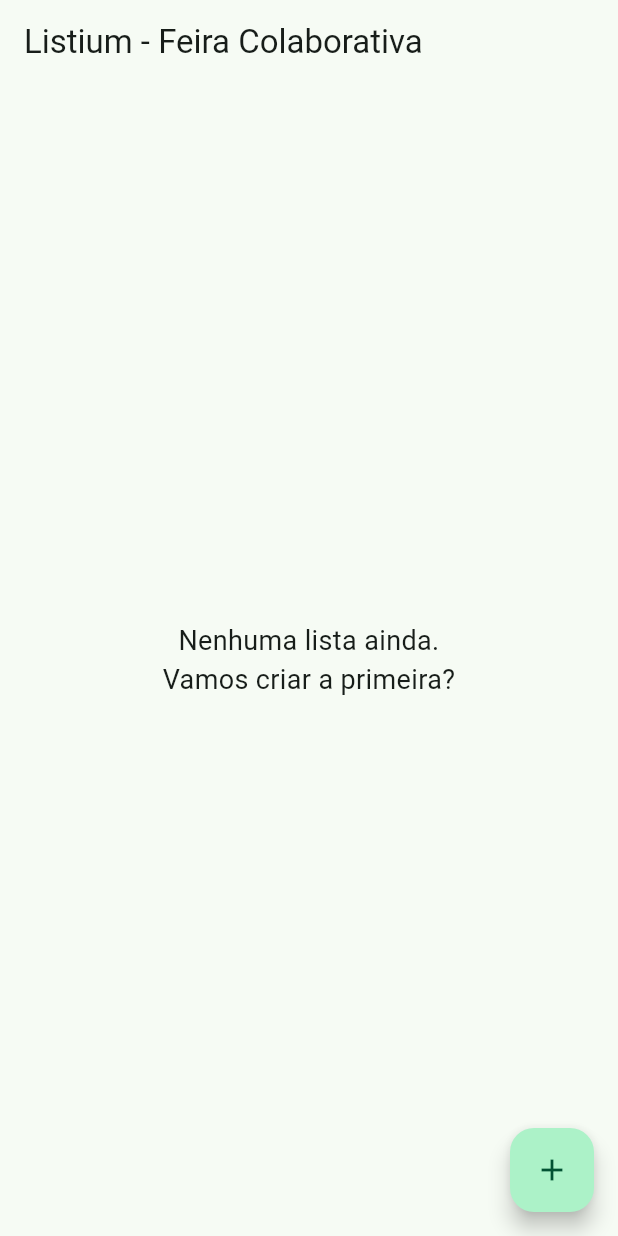
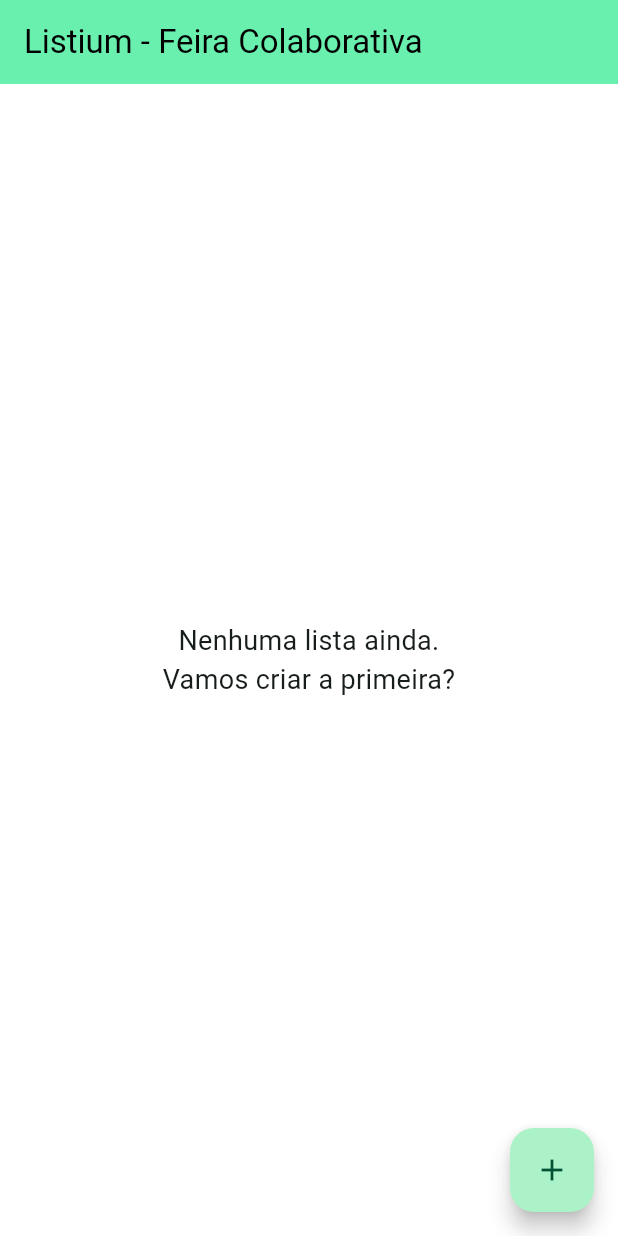
Before and after one commit to John-Rocha/listium, a Flutter app: the screen it shows after launch, on a phone screen of 412 x 824 dp. Run offline on Flutter 3.47's test engine with Material 3 defaults, Android fonts, the phone set to English and light mode, and no system bars; our stand-ins replace another_flushbar, cloud_firestore, firebase_core; accounts and stored records are empty.

Commit message:
feat: muda a cor da appBar

```diff
--- a/lib/main.dart
+++ b/lib/main.dart
@@ -20,6 +20,12 @@
       title: 'Listium App',
       theme: ThemeData(
         colorScheme: ColorScheme.fromSeed(seedColor: Colors.greenAccent),
+        appBarTheme: const AppBarTheme(
+          backgroundColor: Colors.greenAccent,
+          foregroundColor: Colors.black,
+          iconTheme: IconThemeData(color: Colors.black),
+        ),
+        scaffoldBackgroundColor: Colors.white,
         useMaterial3: true,
       ),
       home: const HomeScreen(),
```
